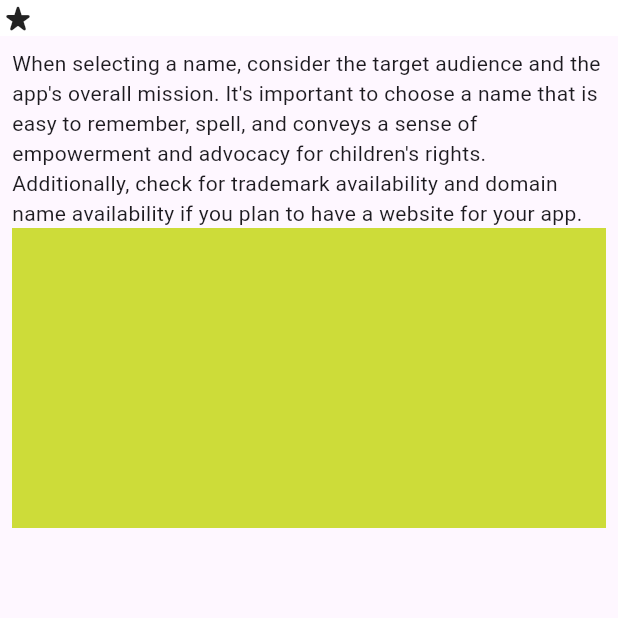
After one commit to techtitansmbcet2023/RightsQuest, a Flutter app: the QuizPage screen opened directly, on a phone screen of 412 x 824 dp, the top half of it. The commit adds this screen. Run offline on Flutter 3.47's test engine with Material 2 defaults, Android fonts, the light colour scheme and no system bars.

Commit message:
Made quiz intro page

```diff
--- a/lib/views/ChaptersTab.dart
+++ b/lib/views/ChaptersTab.dart
@@ -1,4 +1,5 @@
 import 'package:flutter/material.dart';
+import 'quiz_intro.dart';
 
 class ChaptersTab extends StatelessWidget {
   const ChaptersTab({super.key});
@@ -13,7 +14,7 @@ class ChaptersTab extends StatelessWidget {
           itemBuilder: (BuildContext context, int index) {
             return InkWell(
               onTap: () {
-
+                Navigator.push(context, MaterialPageRoute(builder: (context) => QuizPage()));
               },
 
               borderRadius: BorderRadius.circular(10),
--- /dev/null
+++ b/lib/views/quiz_intro.dart
@@ -0,0 +1,27 @@
+import 'package:flutter/material.dart';
+import 'package:rights_quest/widgets/top_app_bar.dart';
+
+class QuizPage extends StatelessWidget {
+  const QuizPage({super.key});
+
+  @override
+  Widget build(BuildContext context) {
+    return Scaffold(
+      appBar: TopAppBar(),
+      body: Padding(
+        padding: const EdgeInsets.all(8.0),
+        child: ListView(
+          children: [
+            Text("When selecting a name, consider the target audience and the app's overall mission. It's important to choose a name that is easy to remember, spell, and conveys a sense of empowerment and advocacy for children's rights. Additionally, check for trademark availability and domain name availability if you plan to have a website for your app.",softWrap: true,),
+
+            Container(
+              width: double.infinity,
+              height: 200,
+              color: Colors.lime,
+            )
+          ],
+        ),
+      ),
+    );
+  }
+}
```
